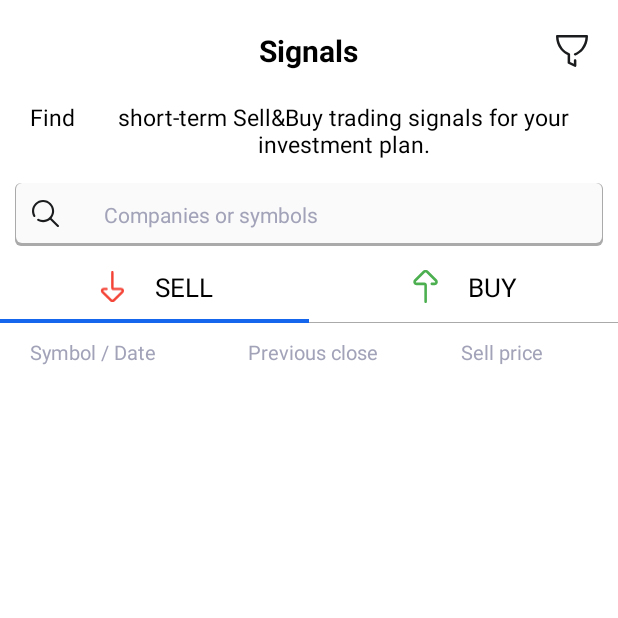
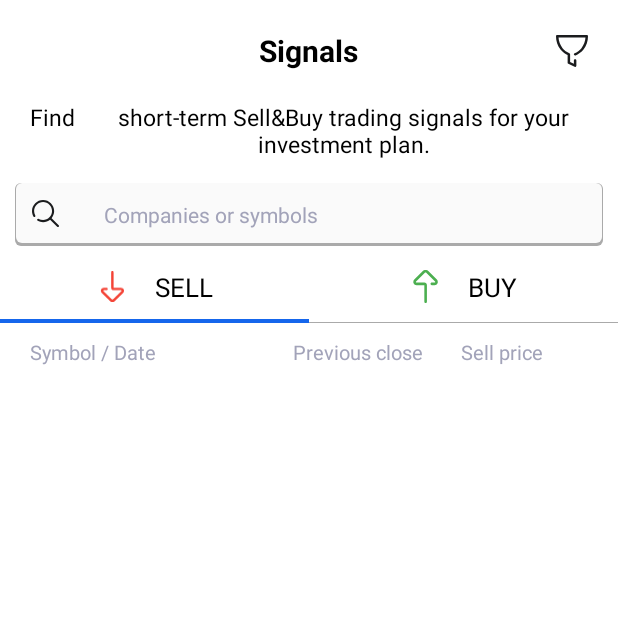
Before and after one commit to vdudiev/cityFALCON, an Android app: the SignalFragment screen opened directly, with no data from a screen before it, on a phone screen of 412 x 824 dp, the top half of it. Run offline under Robolectric (Android 15) with nearby library versions, the phone set to English and light mode, and no system bars; libraries missing offline, so code that uses them is left out: com.grapesnberries.curllogger; 5 statements that could not run were skipped.

Commit message:
Fixed layouts

```diff
--- a/app/src/main/res/layout/fragment_signal.xml
+++ b/app/src/main/res/layout/fragment_signal.xml
@@ -173,7 +173,7 @@
 
             <TextView
                 android:layout_width="wrap_content"
-                android:layout_height="match_parent"
+                android:layout_height="wrap_content"
                 android:layout_gravity="center"
                 android:text="@string/sell_price"
                 android:id="@+id/tv_sell_buy"
@@ -190,7 +190,7 @@
                 android:textColor="@color/colorSecondary"
                 android:text="@string/string_current_price"
                 android:layout_alignParentRight="true"
-                android:layout_marginRight="110dp"
+                android:layout_marginRight="80dp"
                 android:layout_gravity="end"/>
         </RelativeLayout>
 
```
